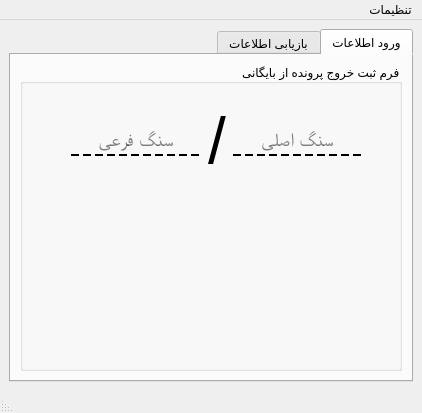
First picture: the form in Baygani.ui, repository JavadiSaeid/ArchivingSystem_doc, before the edit.
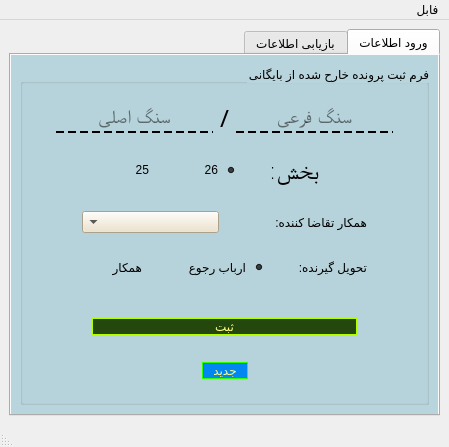
Second picture: the form after the edit.

Commit message: Tarh Avlie

What changed in the file:
```diff
--- a/Baygani.ui
+++ b/Baygani.ui
@@ -6,8 +6,8 @@
    <rect>
     <x>0</x>
     <y>0</y>
-    <width>422</width>
-    <height>413</height>
+    <width>449</width>
+    <height>447</height>
    </rect>
   </property>
   <property name="windowTitle">
@@ -25,122 +25,541 @@
       </property>
       <widget class="QWidget" name="tab1_inputData">
        <property name="styleSheet">
-        <string notr="true">QLineEdit{
+        <string notr="true">QWidget{
+background-color: #b8d5dd  ;
+}
+QGroupBox{
+background-color: rgba(0, 0, 0, 0);
+}
+QLineEdit{
 background-color: rgba(0, 0, 0, 0);
 font: 75 14pt &quot;A Arghavan&quot;;
 border-style: dashed;
 border-bottom-width: 2px;
-}</string>
+}
+QRadioButton{
+background-color: rgba(0, 0, 0, 0);
+font: 75 14pt &quot;A Arghavan&quot;;
+}
+QLabel{
+background-color: rgba(0, 0, 0, 0);
+font: 75 18pt &quot;A Arsoo&quot;;
+}
+QComboBox{
+background-color: #eee1c5   ;
+}
+</string>
        </property>
        <attribute name="title">
         <string>ورود اطلاعات</string>
        </attribute>
        <layout class="QGridLayout" name="gridLayout_4">
-        <item row="0" column="0">
+        <item row="0" column="1">
          <widget class="QGroupBox" name="groupBox_inputData">
           <property name="title">
-           <string>فرم ثبت خروج پرونده از بایگانی</string>
+           <string>فرم ثبت پرونده خارح شده از بایگانی</string>
           </property>
-          <widget class="QWidget" name="layoutWidget">
-           <property name="geometry">
-            <rect>
-             <x>40</x>
-             <y>30</y>
-             <width>313</width>
-             <height>94</height>
-            </rect>
-           </property>
-           <layout class="QHBoxLayout" name="horizontalLayout">
-            <property name="leftMargin">
-             <number>10</number>
-            </property>
-            <property name="topMargin">
-             <number>3</number>
-            </property>
-            <property name="rightMargin">
-             <number>10</number>
-            </property>
-            <property name="bottomMargin">
-             <number>3</number>
-            </property>
-            <item>
-             <widget class="QLineEdit" name="lineEdit_sangAsli">
-              <property name="font">
-               <font>
-                <family>A Arghavan</family>
-                <pointsize>14</pointsize>
-                <weight>9</weight>
-                <italic>false</italic>
-                <bold>false</bold>
-               </font>
-              </property>
-              <property name="styleSheet">
-               <string notr="true"/>
-              </property>
-              <property name="locale">
-               <locale language="English" country="UnitedStates"/>
-              </property>
-              <property name="inputMethodHints">
-               <set>Qt::ImhHiddenText</set>
-              </property>
-              <property name="alignment">
-               <set>Qt::AlignCenter</set>
-              </property>
-              <property name="placeholderText">
-               <string>سنگ اصلی</string>
-              </property>
-             </widget>
-            </item>
-            <item>
-             <widget class="QLabel" name="label">
-              <property name="sizePolicy">
-               <sizepolicy hsizetype="Preferred" vsizetype="Preferred">
-                <horstretch>0</horstretch>
-                <verstretch>0</verstretch>
-               </sizepolicy>
-              </property>
-              <property name="font">
-               <font>
-                <pointsize>48</pointsize>
-                <weight>50</weight>
-                <bold>false</bold>
-               </font>
-              </property>
-              <property name="text">
-               <string>/</string>
-              </property>
-              <property name="alignment">
-               <set>Qt::AlignCenter</set>
-              </property>
-              <property name="margin">
-               <number>5</number>
-              </property>
-             </widget>
-            </item>
-            <item>
-             <widget class="QLineEdit" name="lineEdit_sangFari">
-              <property name="font">
-               <font>
-                <family>A Arghavan</family>
-                <pointsize>14</pointsize>
-                <weight>9</weight>
-                <italic>false</italic>
-                <bold>false</bold>
-               </font>
-              </property>
-              <property name="styleSheet">
-               <string notr="true"/>
-              </property>
-              <property name="alignment">
-               <set>Qt::AlignCenter</set>
-              </property>
-              <property name="placeholderText">
-               <string>سنگ فرعی</string>
-              </property>
-             </widget>
-            </item>
-           </layout>
-          </widget>
+          <layout class="QGridLayout" name="gridLayout_2">
+           <item row="0" column="0">
+            <layout class="QHBoxLayout" name="horizontalLayout_Sang">
+             <item>
+              <spacer name="horizontalSpacer">
+               <property name="orientation">
+                <enum>Qt::Horizontal</enum>
+               </property>
+               <property name="sizeHint" stdset="0">
+                <size>
+                 <width>38</width>
+                 <height>20</height>
+                </size>
+               </property>
+              </spacer>
+             </item>
+             <item>
+              <widget class="QLineEdit" name="lineEdit_sangFari">
+               <property name="font">
+                <font>
+                 <family>A Arghavan</family>
+                 <pointsize>14</pointsize>
+                 <weight>9</weight>
+                 <italic>false</italic>
+                 <bold>false</bold>
+                </font>
+               </property>
+               <property name="styleSheet">
+                <string notr="true"/>
+               </property>
+               <property name="alignment">
+                <set>Qt::AlignCenter</set>
+               </property>
+               <property name="placeholderText">
+                <string>سنگ فرعی</string>
+               </property>
+              </widget>
+             </item>
+             <item>
+              <widget class="QLabel" name="label">
+               <property name="sizePolicy">
+                <sizepolicy hsizetype="Preferred" vsizetype="Preferred">
+                 <horstretch>0</horstretch>
+                 <verstretch>0</verstretch>
+                </sizepolicy>
+               </property>
+               <property name="font">
+                <font>
+                 <family>A Arsoo</family>
+                 <pointsize>18</pointsize>
+                 <weight>9</weight>
+                 <italic>false</italic>
+                 <bold>false</bold>
+                </font>
+               </property>
+               <property name="text">
+                <string>/</string>
+               </property>
+               <property name="alignment">
+                <set>Qt::AlignCenter</set>
+               </property>
+               <property name="margin">
+                <number>5</number>
+               </property>
+              </widget>
+             </item>
+             <item>
+              <widget class="QLineEdit" name="lineEdit_sangAsli">
+               <property name="font">
+                <font>
+                 <family>A Arghavan</family>
+                 <pointsize>14</pointsize>
+                 <weight>9</weight>
+                 <italic>false</italic>
+                 <bold>false</bold>
+                </font>
+               </property>
+               <property name="styleSheet">
+                <string notr="true"/>
+               </property>
+               <property name="locale">
+                <locale language="English" country="UnitedStates"/>
+               </property>
+               <property name="inputMethodHints">
+                <set>Qt::ImhHiddenText</set>
+               </property>
+               <property name="alignment">
+                <set>Qt::AlignCenter</set>
+               </property>
+               <property name="placeholderText">
+                <string>سنگ اصلی</string>
+               </property>
+              </widget>
+             </item>
+             <item>
+              <spacer name="horizontalSpacer_2">
+               <property name="orientation">
+                <enum>Qt::Horizontal</enum>
+               </property>
+               <property name="sizeHint" stdset="0">
+                <size>
+                 <width>38</width>
+                 <height>20</height>
+                </size>
+               </property>
+              </spacer>
+             </item>
+            </layout>
+           </item>
+           <item row="5" column="0">
+            <layout class="QHBoxLayout" name="horizontalLayout_btnSabt">
+             <property name="leftMargin">
+              <number>10</number>
+             </property>
+             <property name="topMargin">
+              <number>0</number>
+             </property>
+             <property name="rightMargin">
+              <number>10</number>
+             </property>
+             <property name="bottomMargin">
+              <number>0</number>
+             </property>
+             <item>
+              <spacer name="horizontalSpacer_10">
+               <property name="orientation">
+                <enum>Qt::Horizontal</enum>
+               </property>
+               <property name="sizeType">
+                <enum>QSizePolicy::Fixed</enum>
+               </property>
+               <property name="sizeHint" stdset="0">
+                <size>
+                 <width>40</width>
+                 <height>20</height>
+                </size>
+               </property>
+              </spacer>
+             </item>
+             <item>
+              <widget class="QPushButton" name="pushButton_new">
+               <property name="sizePolicy">
+                <sizepolicy hsizetype="Maximum" vsizetype="Maximum">
+                 <horstretch>0</horstretch>
+                 <verstretch>0</verstretch>
+                </sizepolicy>
+               </property>
+               <property name="styleSheet">
+                <string notr="true">QPushButton:hover:!pressed
+{
+  border: 2px dashed   #039cff  ;
+	background-color:  #cddbab  ;
+	color:   #d101ff  ;
+}
+QPushButton{
+background-color:   #0087f1    ;
+font: 14pt &quot;A Arsoo&quot;;
+color: rgb(255, 255, 127);
+border: 1px solid   #2bff01 ;;
+border-radius: 10px;
+}</string>
+               </property>
+               <property name="text">
+                <string>   جدید   </string>
+               </property>
+              </widget>
+             </item>
+             <item>
+              <spacer name="horizontalSpacer_9">
+               <property name="orientation">
+                <enum>Qt::Horizontal</enum>
+               </property>
+               <property name="sizeType">
+                <enum>QSizePolicy::Fixed</enum>
+               </property>
+               <property name="sizeHint" stdset="0">
+                <size>
+                 <width>40</width>
+                 <height>20</height>
+                </size>
+               </property>
+              </spacer>
+             </item>
+            </layout>
+           </item>
+           <item row="2" column="0">
+            <layout class="QHBoxLayout" name="horizontalLayout_DarkhastKonande">
+             <property name="spacing">
+              <number>10</number>
+             </property>
+             <property name="leftMargin">
+              <number>10</number>
+             </property>
+             <property name="topMargin">
+              <number>5</number>
+             </property>
+             <property name="rightMargin">
+              <number>10</number>
+             </property>
+             <property name="bottomMargin">
+              <number>5</number>
+             </property>
+             <item>
+              <spacer name="horizontalSpacer_5">
+               <property name="orientation">
+                <enum>Qt::Horizontal</enum>
+               </property>
+               <property name="sizeType">
+                <enum>QSizePolicy::Fixed</enum>
+               </property>
+               <property name="sizeHint" stdset="0">
+                <size>
+                 <width>40</width>
+                 <height>20</height>
+                </size>
+               </property>
+              </spacer>
+             </item>
+             <item>
+              <widget class="QLabel" name="label_3">
+               <property name="text">
+                <string>همکار تقاضا کننده:</string>
+               </property>
+              </widget>
+             </item>
+             <item>
+              <widget class="QComboBox" name="comboBox_Hamkaran">
+               <property name="sizePolicy">
+                <sizepolicy hsizetype="Preferred" vsizetype="Fixed">
+                 <horstretch>0</horstretch>
+                 <verstretch>0</verstretch>
+                </sizepolicy>
+               </property>
+               <property name="editable">
+                <bool>false</bool>
+               </property>
+               <property name="currentText">
+                <string/>
+               </property>
+              </widget>
+             </item>
+             <item>
+              <spacer name="horizontalSpacer_6">
+               <property name="orientation">
+                <enum>Qt::Horizontal</enum>
+               </property>
+               <property name="sizeType">
+                <enum>QSizePolicy::Fixed</enum>
+               </property>
+               <property name="sizeHint" stdset="0">
+                <size>
+                 <width>40</width>
+                 <height>20</height>
+                </size>
+               </property>
+              </spacer>
+             </item>
+            </layout>
+           </item>
+           <item row="3" column="0">
+            <layout class="QHBoxLayout" name="horizontalLayout_TahvilGirande">
+             <property name="spacing">
+              <number>20</number>
+             </property>
+             <property name="leftMargin">
+              <number>10</number>
+             </property>
+             <property name="topMargin">
+              <number>5</number>
+             </property>
+             <property name="rightMargin">
+              <number>10</number>
+             </property>
+             <property name="bottomMargin">
+              <number>5</number>
+             </property>
+             <item>
+              <spacer name="horizontalSpacer_8">
+               <property name="orientation">
+                <enum>Qt::Horizontal</enum>
+               </property>
+               <property name="sizeType">
+                <enum>QSizePolicy::Fixed</enum>
+               </property>
+               <property name="sizeHint" stdset="0">
+                <size>
+                 <width>40</width>
+                 <height>20</height>
+                </size>
+               </property>
+              </spacer>
+             </item>
+             <item>
+              <widget class="QLabel" name="label_4">
+               <property name="text">
+                <string>تحویل گیرنده:</string>
+               </property>
+              </widget>
+             </item>
+             <item>
+              <widget class="QRadioButton" name="radioButton_arbabRojo">
+               <property name="text">
+                <string>ارباب رجوع</string>
+               </property>
+               <property name="checked">
+                <bool>true</bool>
+               </property>
+               <attribute name="buttonGroup">
+                <string notr="true">buttonGroup_3</string>
+               </attribute>
+              </widget>
+             </item>
+             <item>
+              <widget class="QRadioButton" name="radioButton_hamkar">
+               <property name="text">
+                <string>همکار</string>
+               </property>
+               <attribute name="buttonGroup">
+                <string notr="true">buttonGroup_3</string>
+               </attribute>
+              </widget>
+             </item>
+             <item>
+              <spacer name="horizontalSpacer_7">
+               <property name="orientation">
+                <enum>Qt::Horizontal</enum>
+               </property>
+               <property name="sizeType">
+                <enum>QSizePolicy::Fixed</enum>
+               </property>
+               <property name="sizeHint" stdset="0">
+                <size>
+                 <width>40</width>
+                 <height>20</height>
+                </size>
+               </property>
+              </spacer>
+             </item>
+            </layout>
+           </item>
+           <item row="1" column="0">
+            <layout class="QHBoxLayout" name="horizontalLayout_QRadio">
+             <property name="spacing">
+              <number>30</number>
+             </property>
+             <property name="leftMargin">
+              <number>10</number>
+             </property>
+             <property name="topMargin">
+              <number>7</number>
+             </property>
+             <property name="rightMargin">
+              <number>10</number>
+             </property>
+             <property name="bottomMargin">
+              <number>7</number>
+             </property>
+             <item>
+              <spacer name="horizontalSpacer_3">
+               <property name="orientation">
+                <enum>Qt::Horizontal</enum>
+               </property>
+               <property name="sizeHint" stdset="0">
+                <size>
+                 <width>40</width>
+                 <height>20</height>
+                </size>
+               </property>
+              </spacer>
+             </item>
+             <item>
+              <widget class="QLabel" name="label_2">
+               <property name="font">
+                <font>
+                 <family>A Arsoo</family>
+                 <pointsize>18</pointsize>
+                 <weight>9</weight>
+                 <italic>false</italic>
+                 <bold>false</bold>
+                </font>
+               </property>
+               <property name="text">
+                <string>بخش:</string>
+               </property>
+              </widget>
+             </item>
+             <item>
+              <widget class="QRadioButton" name="radioButton_27">
+               <property name="text">
+                <string>26</string>
+               </property>
+               <property name="checked">
+                <bool>true</bool>
+               </property>
+               <attribute name="buttonGroup">
+                <string notr="true">buttonGroup_2</string>
+               </attribute>
+              </widget>
+             </item>
+             <item>
+              <widget class="QRadioButton" name="radioButton_28">
+               <property name="text">
+                <string>25</string>
+               </property>
+               <property name="checked">
+                <bool>false</bool>
+               </property>
+               <attribute name="buttonGroup">
+                <string notr="true">buttonGroup_2</string>
+               </attribute>
+              </widget>
+             </item>
+             <item>
+              <spacer name="horizontalSpacer_4">
+               <property name="orientation">
+                <enum>Qt::Horizontal</enum>
+               </property>
+               <property name="sizeHint" stdset="0">
+                <size>
+                 <width>40</width>
+                 <height>20</height>
+                </size>
+               </property>
+              </spacer>
+             </item>
+            </layout>
+           </item>
+           <item row="4" column="0">
+            <layout class="QHBoxLayout" name="horizontalLayout">
+             <property name="leftMargin">
+              <number>20</number>
+             </property>
+             <property name="topMargin">
+              <number>20</number>
+             </property>
+             <property name="rightMargin">
+              <number>20</number>
+             </property>
+             <property name="bottomMargin">
+              <number>10</number>
+             </property>
+             <item>
+              <spacer name="horizontalSpacer_12">
+               <property name="orientation">
+                <enum>Qt::Horizontal</enum>
+               </property>
+               <property name="sizeType">
+                <enum>QSizePolicy::Fixed</enum>
+               </property>
+               <property name="sizeHint" stdset="0">
+                <size>
+                 <width>40</width>
+                 <height>20</height>
+                </size>
+               </property>
+              </spacer>
+             </item>
+             <item>
+              <widget class="QPushButton" name="pushButton_sabt">
+               <property name="styleSheet">
+                <string notr="true">QPushButton:hover:!pressed
+{
+  border: 2px dashed rgb(255, 85, 0);
+	background-color: rgb(129, 125, 255);
+	color: rgb(85, 255, 255);
+}
+QPushButton{
+background-color: #24470d  ;
+font: 14pt &quot;A Arsoo&quot;;
+color: rgb(255, 255, 127);
+border: 1px solid   #b2ff00  ;
+border-radius: 10px;
+}</string>
+               </property>
+               <property name="text">
+                <string>ثبت</string>
+               </property>
+               <property name="shortcut">
+                <string>Ctrl+S</string>
+               </property>
+              </widget>
+             </item>
+             <item>
+              <spacer name="horizontalSpacer_11">
+               <property name="orientation">
+                <enum>Qt::Horizontal</enum>
+               </property>
+               <property name="sizeType">
+                <enum>QSizePolicy::Fixed</enum>
+               </property>
+               <property name="sizeHint" stdset="0">
+                <size>
+                 <width>40</width>
+                 <height>20</height>
+                </size>
+               </property>
+              </spacer>
+             </item>
+            </layout>
+           </item>
+          </layout>
          </widget>
         </item>
        </layout>
@@ -159,13 +578,13 @@
     <rect>
      <x>0</x>
      <y>0</y>
-     <width>422</width>
+     <width>449</width>
      <height>20</height>
     </rect>
    </property>
    <widget class="QMenu" name="menu">
     <property name="title">
-     <string>تنظیمات</string>
+     <string>فابل</string>
     </property>
     <addaction name="action"/>
     <addaction name="action_2"/>
```
Left out of the diff: 339 changed lines with no effect on the pictures.
